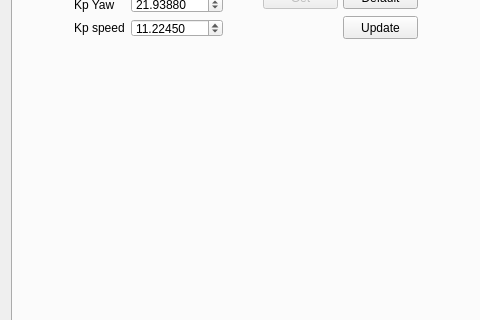
debelyoo/catamaran-ui, file mainwindow.ui: the form before one commit; both pictures show x 0 to 480 and y 188 to 508 of the 1360 by 730 pixel window.
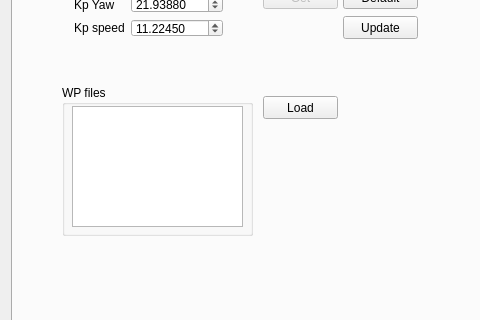
The form after the commit. The open tabs and pages were chosen to show the change. Icons and pictures are not drawn.

```diff
--- a/mainwindow.ui
+++ b/mainwindow.ui
@@ -1372,6 +1372,42 @@
          </item>
         </layout>
        </widget>
+       <widget class="QGroupBox" name="groupBox_8">
+        <property name="geometry">
+         <rect>
+          <x>49</x>
+          <y>219</y>
+          <width>191</width>
+          <height>151</height>
+         </rect>
+        </property>
+        <property name="title">
+         <string>WP files</string>
+        </property>
+        <widget class="QListView" name="listViewWPFiles">
+         <property name="geometry">
+          <rect>
+           <x>10</x>
+           <y>21</y>
+           <width>171</width>
+           <height>121</height>
+          </rect>
+         </property>
+        </widget>
+       </widget>
+       <widget class="QPushButton" name="loadWPFileBtn">
+        <property name="geometry">
+         <rect>
+          <x>250</x>
+          <y>230</y>
+          <width>75</width>
+          <height>23</height>
+         </rect>
+        </property>
+        <property name="text">
+         <string>Load</string>
+        </property>
+       </widget>
       </widget>
       <widget class="QWidget" name="export_tab">
        <attribute name="title">
```
Left out of the diff: 4 changed lines with no effect on the pictures.
